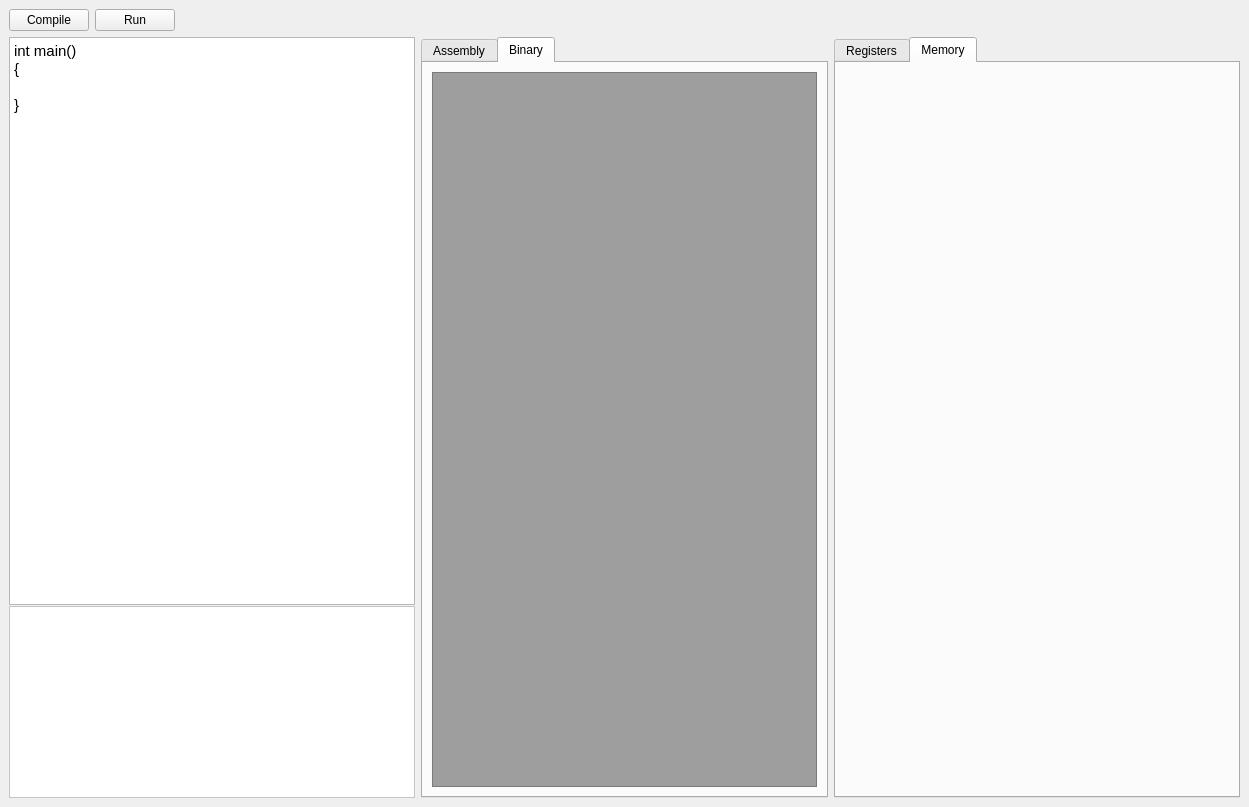
Before: the Qt Designer form app/mainwindow.ui in davidvidovic/riscv-emulator, drawn with Qt 5.
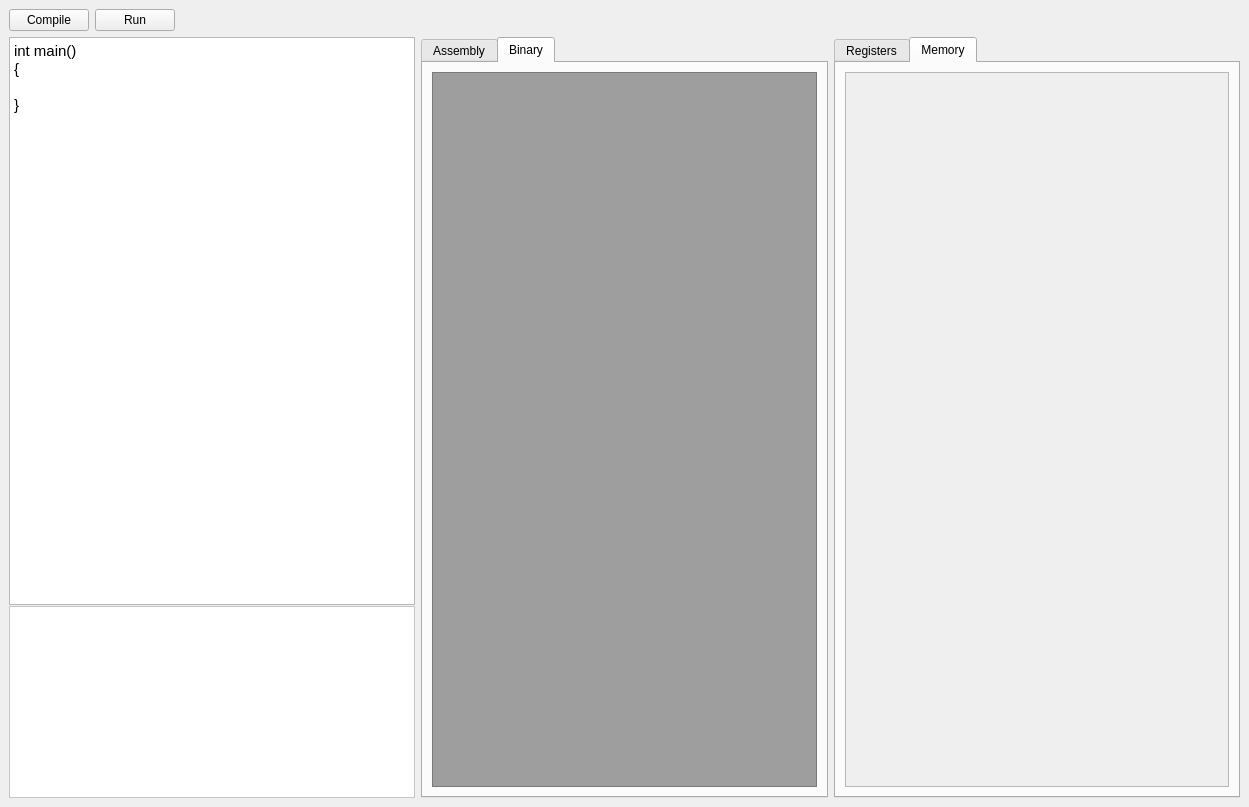
After: the same form once the commit is applied. The open tabs and pages were chosen to show the change.

```diff
--- a/app/mainwindow.ui
+++ b/app/mainwindow.ui
@@ -579,6 +579,19 @@
            <attribute name="title">
             <string>Memory</string>
            </attribute>
+           <layout class="QGridLayout" name="gridLayout_6">
+            <item row="0" column="0">
+             <layout class="QGridLayout" name="gridLayout_5">
+              <item row="0" column="0">
+               <widget class="QTableView" name="tableView">
+                <property name="enabled">
+                 <bool>false</bool>
+                </property>
+               </widget>
+              </item>
+             </layout>
+            </item>
+           </layout>
           </widget>
          </widget>
         </item>
```
Left out of the diff: 2 changed lines with no effect on the pictures.
